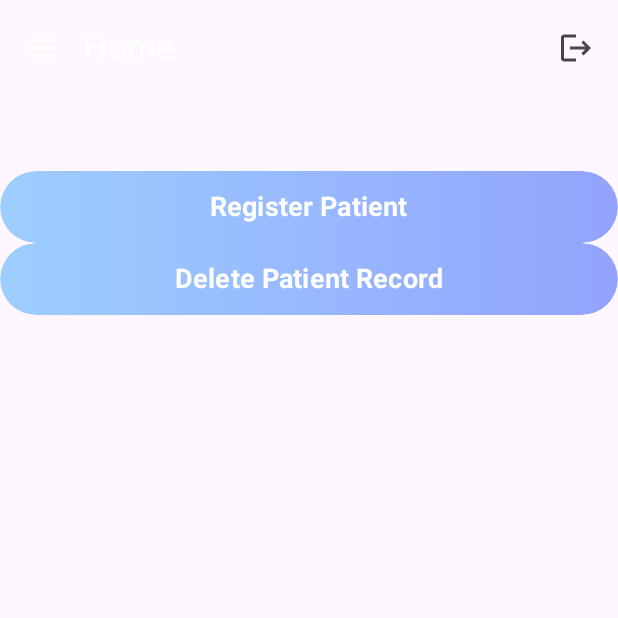
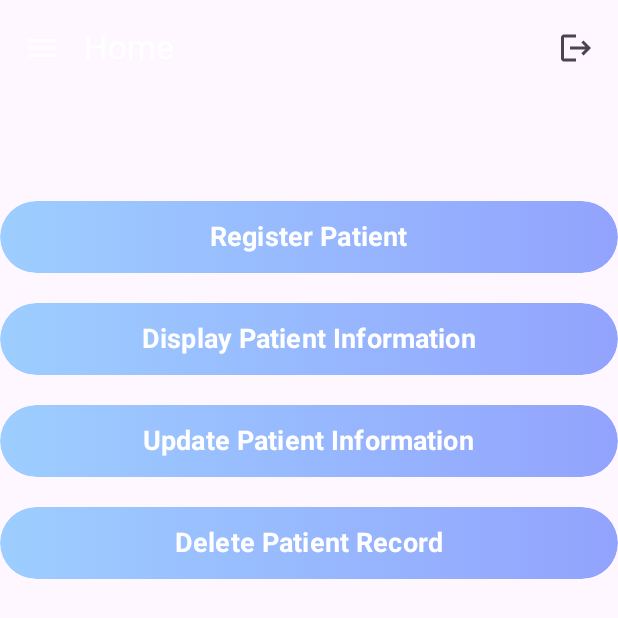
Before and after one commit to sanyamj-081/Patient_Crud_App, an Android app built with Jetpack Compose: the @Preview function HomeScreenPreview, on a phone screen of 412 x 824 dp. Shown: the top 618 px of the screen. Run offline under Robolectric (Android 15) with nearby library versions, the phone set to English and light mode, and no system bars; our stand-ins replace Firebase (no records; nobody signed in at launch, a user with empty details on screens opened directly).

Commit message:
spacer for ui

```diff
--- a/app/src/main/java/com/example/crud/Screens/DeleteScreen.kt
+++ /dev/null
@@ -1 +0,0 @@
-package com.example.crud.Screens
--- a/app/src/main/java/com/example/crud/Screens/HomeScreen.kt
+++ b/app/src/main/java/com/example/crud/Screens/HomeScreen.kt
@@ -5,7 +5,9 @@ import android.widget.Toast
 import androidx.compose.foundation.background
 import androidx.compose.foundation.layout.Box
 import androidx.compose.foundation.layout.Column
+import androidx.compose.foundation.layout.Spacer
 import androidx.compose.foundation.layout.fillMaxSize
+import androidx.compose.foundation.layout.height
 import androidx.compose.foundation.layout.padding
 import androidx.compose.material.Scaffold
 import androidx.compose.material3.Surface
@@ -93,25 +95,28 @@ fun HomeScreen(homeViewModel: HomeViewModel = viewModel()) {
                             .padding(0.dp, 50.dp, 0.dp, 0.dp)) {
 
 //            Row(modifier = Modifier.fillMaxHeight()) {
+                            Spacer(modifier = Modifier.height(20.dp))
                             ButtonComponent(
                                 value = stringResource(id = R.string.create),
                                 onButtonClicked = {
                                   CrudAppRouter.navigateTo(Screen.RegistrationFormScreen)
                                 }
                             )
+                            Spacer(modifier = Modifier.height(20.dp))
 
-//                            ButtonComponent(
-//                                value = stringResource(id = R.string.read),
-//                                onButtonClicked = { /*TODO*/ }
-//                            )
-//
-////            }
-////            Row(modifier = Modifier.fillMaxSize()) {
-//                            ButtonComponent(
-//                                value = stringResource(id = R.string.update),
-//                                onButtonClicked = { /*TODO*/ }
-//                            )
+                            ButtonComponent(
+                                value = stringResource(id = R.string.read),
+                                onButtonClicked = { /*TODO*/ }
+                            )
+                            Spacer(modifier = Modifier.height(20.dp))
 
+//            }
+//            Row(modifier = Modifier.fillMaxSize()) {
+                            ButtonComponent(
+                                value = stringResource(id = R.string.update),
+                                onButtonClicked = { /*TODO*/ }
+                            )
+                            Spacer(modifier = Modifier.height(20.dp))
                             ButtonComponent(
                                 value = stringResource(id = R.string.delete),
                                 onButtonClicked = {
--- a/app/src/main/java/com/example/crud/Screens/UpdateScreen.kt
+++ /dev/null
@@ -1,6 +0,0 @@
-package com.example.crud.Screens
-
-import androidx.lifecycle.viewmodel.compose.viewModel
-import com.example.crud.data.RegistrationForm.RegistrationViewModel
-
-//fun UpdateScreen(updateViewModel: RegistrationViewModel = viewModel()) {
```
Also changed, not shown: app/src/main/java/com/example/crud/Screens/RegistrationFormScreen.kt (+13 -0 lines).
